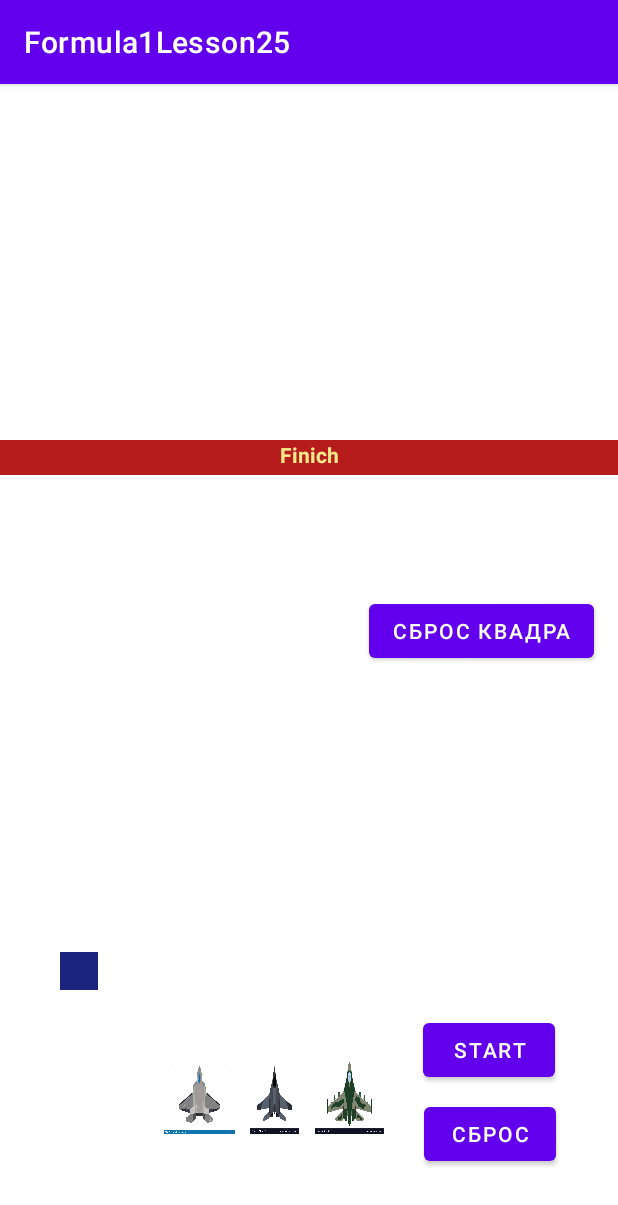
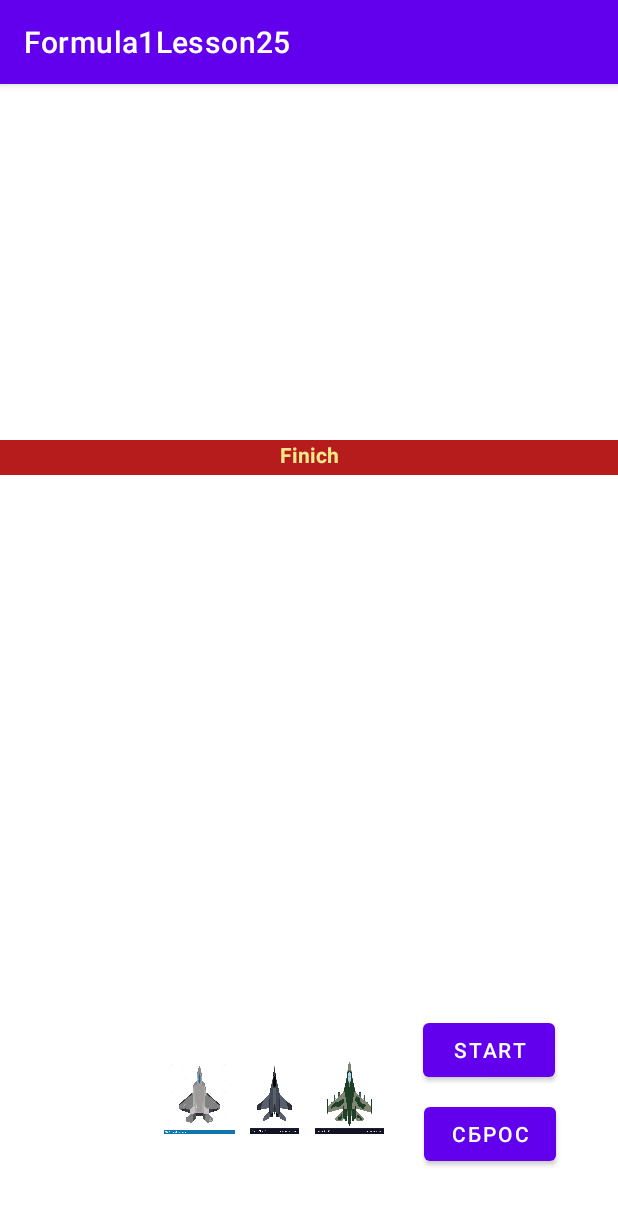
Before and after one commit to EgorTor11/Formula1Lesson25, an Android app: the screen it shows after launch (MainActivity), on a phone screen of 412 x 824 dp. Shown: the top 1205 px of the screen. Run offline under Robolectric (Android 15) with nearby library versions, the phone set to English and light mode, and no system bars.

Commit message:
убрал из приложения квадрат(перенес в другое приложение).Исправил замечания. Исправил логику кнопки старт (запретил возможность множественного стартования без нажатия кнопки сброс).

```diff
--- a/app/src/main/res/layout/activity_main.xml
+++ b/app/src/main/res/layout/activity_main.xml
@@ -68,25 +68,8 @@
         app:layout_constraintEnd_toEndOf="parent"
         app:layout_constraintTop_toBottomOf="@+id/buttonStart" />
 
-    <LinearLayout
-        android:id="@+id/cvadr"
-        android:layout_width="25dp"
-        android:layout_height="25dp"
-        android:layout_marginStart="40dp"
-        android:layout_marginBottom="164dp"
-        android:background="#1A237E"
-        android:orientation="horizontal"
-        app:layout_constraintBottom_toBottomOf="parent"
-        app:layout_constraintStart_toStartOf="parent"></LinearLayout>
 
-    <Button
-        android:id="@+id/btnSbrosCvadr"
-        android:layout_width="wrap_content"
-        android:layout_height="wrap_content"
-        android:layout_marginTop="80dp"
-        android:layout_marginEnd="16dp"
-        android:text="сброс квадра"
-        app:layout_constraintEnd_toEndOf="parent"
-        app:layout_constraintTop_toBottomOf="@+id/textView" />
+
+
 
 </androidx.constraintlayout.widget.ConstraintLayout>
```
Also changed, not shown: app/src/main/java/com/example/formula1lesson25/MainActivity.kt (+26 -103 lines).
